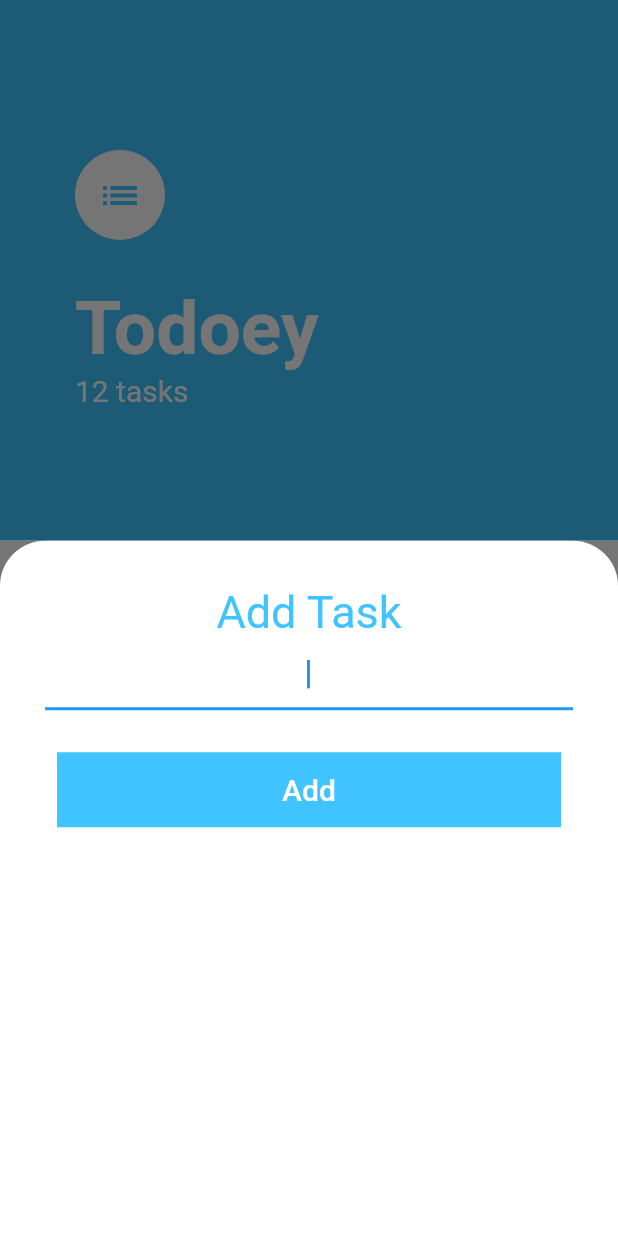
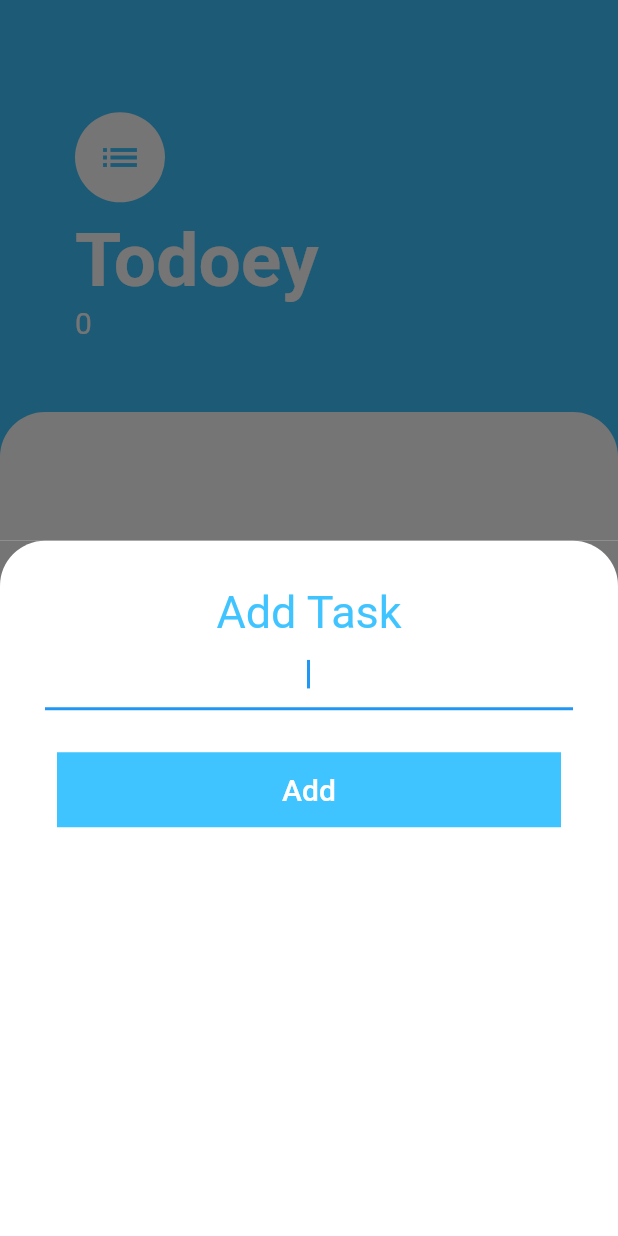
Before and after one commit to mujtabax18/todoey, a Flutter app: the screen it shows after launch, after a tap on the "add" icon, on a phone screen of 412 x 824 dp. Run offline on Flutter 3.47's test engine with Material 2 defaults, Android fonts, the phone set to English and light mode, and no system bars.

Commit message:
Finalized Todoey app Course Complete

```diff
--- a/lib/Screens/addllisttasks.dart
+++ b/lib/Screens/addllisttasks.dart
@@ -1,74 +1,47 @@
 import 'package:flutter/material.dart';
-
+import 'package:provider/provider.dart';
+import 'package:todoey/Styles/styles.dart';
+import 'package:todoey/Widgets/TextBottonRectangular.dart';
+import 'package:todoey/modules/taskData.dart';
 class AddListTasks extends StatelessWidget {
-
+  late  String tempData;
   @override
   Widget build(BuildContext context) {
+    return Consumer<TaskData>(
+        builder: (_,TaskData,child){
           return Container(
-      color: Color(0xff757575),
+            color:const Color(0xff757575),
             child: Container(
-        padding: EdgeInsets.all(30),
-        decoration: BoxDecoration(
-            color: Colors.white,
-            borderRadius: BorderRadius.only(
-                topRight: Radius.circular(30.0),
-                topLeft: Radius.circular(30.0))
-
-        ),
+              padding:const EdgeInsets.all(30),
+              decoration: kAddListTaskBoxDecoration,
               child: Column(
                 children: [
-            Text(
+                  const  Text(
                     'Add Task',
-              style: TextStyle(
-                color: Colors.lightBlueAccent,
-                fontSize: 30.0,
-              ),
+                    style: kAddListBoxHeaderTextStyle,
                   ),
                   TextField(
                     autofocus: true,
                     textAlign: TextAlign.center,
+                    onChanged: (value){
+                      tempData=value;
+                    },
                   ),
-           SizedBox(
+                  const SizedBox(
                     height: 20.0,
                   ),
-         TextButton(
-             onPressed: (){},
-             child: Container(
-               alignment: Alignment.center,
-               height: 50.0,
-               width: double.infinity,
-               color: Colors.lightBlueAccent,
-               child: Text(
-                 'Add',
-                 style: TextStyle(
-                   fontSize: 20.0,
-                   color: Colors.white,
-                 ),
-                 textAlign: TextAlign.center,
-               ),
-             ))
+                  TextButtonRectangular(
+                    onPress: (){
+                    TaskData.AddTask(tempData);
+                    Navigator.pop(context);
+                    },
+                    btnText: 'Add',
+                  )
                 ],
               ),
             ),
           );
+        },
+    );
   }
 }
-// TextButton(
-// onPressed: (){},
-//
-// child: Container(
-// width: double.infinity,
-// height: 50.0,
-// color: Colors.lightBlueAccent,
-// child: Center(
-// child: Text(
-// 'ADD',
-// style: TextStyle(
-// color: Colors.white,
-// fontSize: 30.0
-//
-// ),
-// ),
-// ),
-// ),
-// )
--- a/lib/Screens/home.dart
+++ b/lib/Screens/home.dart
@@ -1,16 +1,22 @@
 import 'package:flutter/material.dart';
+import 'package:provider/provider.dart';
 import 'package:todoey/Widgets/tasklistview.dart';
 import 'package:todoey/Screens/addllisttasks.dart';
+import 'package:todoey/modules/taskData.dart';
+
+
 class HomeScreen extends StatelessWidget {
-  const HomeScreen({Key? key}) : super(key: key);
-
   @override
   Widget build(BuildContext context) {
+    final mediaQuery = MediaQuery.of(context).size;
+    return  Consumer<TaskData>(
+        builder: (_,TaskData,child){
       return Scaffold(
         backgroundColor: Colors.lightBlueAccent,
         floatingActionButton: FloatingActionButton(
           onPressed: (){
-          showModalBottomSheet(context: context, builder: (context)=>AddListTasks());
+            showModalBottomSheet(context: context, builder: (context)=>AddListTasks()
+            );
           },
           backgroundColor: Colors.lightBlueAccent,
           child: Icon(Icons.add,
@@ -21,7 +27,10 @@ class HomeScreen extends StatelessWidget {
           crossAxisAlignment: CrossAxisAlignment.start,
           children: [
             Container(
-            padding:const EdgeInsets.symmetric(horizontal: 50 , vertical: 100),
+              height:  mediaQuery.height/3,
+              padding: EdgeInsets.only(
+                top: (mediaQuery.height/11).toDouble() ,
+              left: 50, ),
               child: Column(
                 crossAxisAlignment: CrossAxisAlignment.start,
                 children:  [
@@ -35,7 +44,7 @@ class HomeScreen extends StatelessWidget {
                     ),
                   ),
                   SizedBox(
-                  height: 30.0,
+                    height: 10.0,
                   ),
                   Text(
                     'Todoey',
@@ -45,13 +54,13 @@ class HomeScreen extends StatelessWidget {
                       fontWeight: FontWeight.w700,
                     ),
                   ),
-                Text('12 tasks',
+                  Text(
+                  TaskData.TasksLength.toString(),
                     style: TextStyle(
                         fontSize: 20,
                         color: Colors.white
                     ),
                   ),
-
                 ],
               ),
             ),
@@ -71,5 +80,6 @@ class HomeScreen extends StatelessWidget {
           ],
         ),
       );
+    });
   }
 }
--- /dev/null
+++ b/lib/Styles/styles.dart
@@ -0,0 +1,15 @@
+import 'package:flutter/material.dart';
+
+
+//// AddListTasks
+
+const kAddListTaskBoxDecoration= BoxDecoration(
+          color: Colors.white,
+          borderRadius: BorderRadius.only(
+          topRight: Radius.circular(30.0),
+          topLeft: Radius.circular(30.0))
+          );
+const kAddListBoxHeaderTextStyle= TextStyle(
+  color: Colors.lightBlueAccent,
+  fontSize: 30.0,
+);
--- /dev/null
+++ b/lib/Widgets/TextBottonRectangular.dart
@@ -0,0 +1,37 @@
+import 'package:flutter/material.dart';
+
+
+class TextButtonRectangular extends StatelessWidget {
+ TextButtonRectangular({required this.onPress,
+   this.btnTextColor=Colors.white,
+    this.btncolor=Colors.lightBlueAccent,
+   this.btnheight=50.0,
+   this.btnText='button',
+   this.btnTextSize=20.0,
+ });
+  final VoidCallback onPress;
+  final double btnheight;
+  final Color btncolor;
+  final String btnText;
+  final Color btnTextColor;
+  final double btnTextSize;
+
+  @override
+  Widget build(BuildContext context) {
+    return TextButton(
+        onPressed: onPress,
+        child: Container(
+          alignment: Alignment.center,
+          height: btnheight,
+          width: double.infinity,
+          color: btncolor,
+          child: Text(
+            btnText,
+            style: TextStyle(
+              fontSize: 20.0,
+              color: btnTextColor,
+            ),
+          ),
+        ));
+  }
+}
--- a/lib/Widgets/tasklistview.dart
+++ b/lib/Widgets/tasklistview.dart
@@ -1,16 +1,30 @@
 import 'package:flutter/material.dart';
 import 'package:todoey/Widgets/tasklistitems.dart';
+import 'package:todoey/modules/taskData.dart';
+import 'package:provider/provider.dart';
 class Tasklistview extends StatelessWidget {
+  @override
 
+  Widget build(BuildContext context) {
+    return  Consumer<TaskData>(
+      builder: (_,TaskData, child){
 
-  @override
-  Widget build(BuildContext context) {
-    return ListView(
-      children: [
-        Tasklistitem(),
-        Tasklistitem(),
-        Tasklistitem(),
-      ],
+        return ListView.builder(itemBuilder: (context, index){
+          final task=TaskData.tasks[index];
+          return  Tasklistitem(
+            todoListItemText: task.name,
+            isChecked: task.state,
+            checkBoxChanged: (value){
+              TaskData.UpdateTask(task);
+            },
+            OnLongPress: (){
+              TaskData.DeleteTask(task);
+            },
+
+          );
+        },itemCount: TaskData.TasksLength,
+        );
+      },
     );
   }
 }
--- a/lib/main.dart
+++ b/lib/main.dart
@@ -1,15 +1,19 @@
 import 'package:flutter/material.dart';
 import 'package:todoey/Screens/home.dart';
+import 'package:todoey/modules/taskData.dart';
+import 'package:provider/provider.dart';
 void main() {
-  runApp(const MyApp());
+  runApp( ChangeNotifierProvider(
+      create: (_)=>TaskData(),
+      child: const MyApp()));
 }
 
 class MyApp extends StatelessWidget {
   const MyApp({Key? key}) : super(key: key);
-
   @override
   Widget build(BuildContext context) {
-    return const MaterialApp(
-        home: HomeScreen());
+    return  MaterialApp(
+          home: HomeScreen()
+    );
   }
 }
--- /dev/null
+++ b/lib/modules/tasklistbrain.dart
@@ -0,0 +1,9 @@
+class TaskListBrain{
+  TaskListBrain({required this.name});
+  final String name;
+  bool state=false;
+
+  void toggleTaskState(){
+    state=!state;
+  }
+}
--- a/pubspec.yaml
+++ b/pubspec.yaml
@@ -36,6 +36,7 @@ dependencies:
   # The following adds the Cupertino Icons font to your application.
   # Use with the CupertinoIcons class for iOS style icons.
   cupertino_icons: ^1.0.2
+  provider: ^6.0.4
 
 dev_dependencies:
   flutter_test:
```
Also changed, not shown: lib/Widgets/tasklistitems.dart (+14 -2 lines), lib/modules/taskData.dart (added, +35 -0 lines), lib/Styles/colors.dart (added), lib/Styles/contants.dart (added), pubspec.lock, 1 other file. Lines whose indentation alone changed are shown as unchanged.
